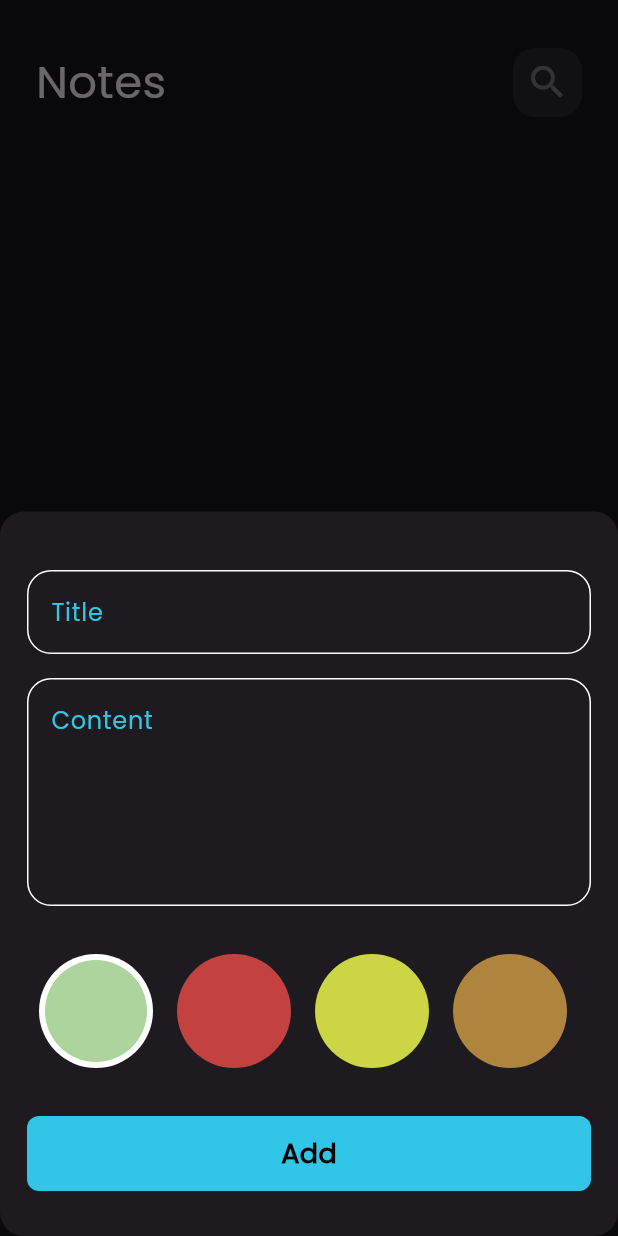
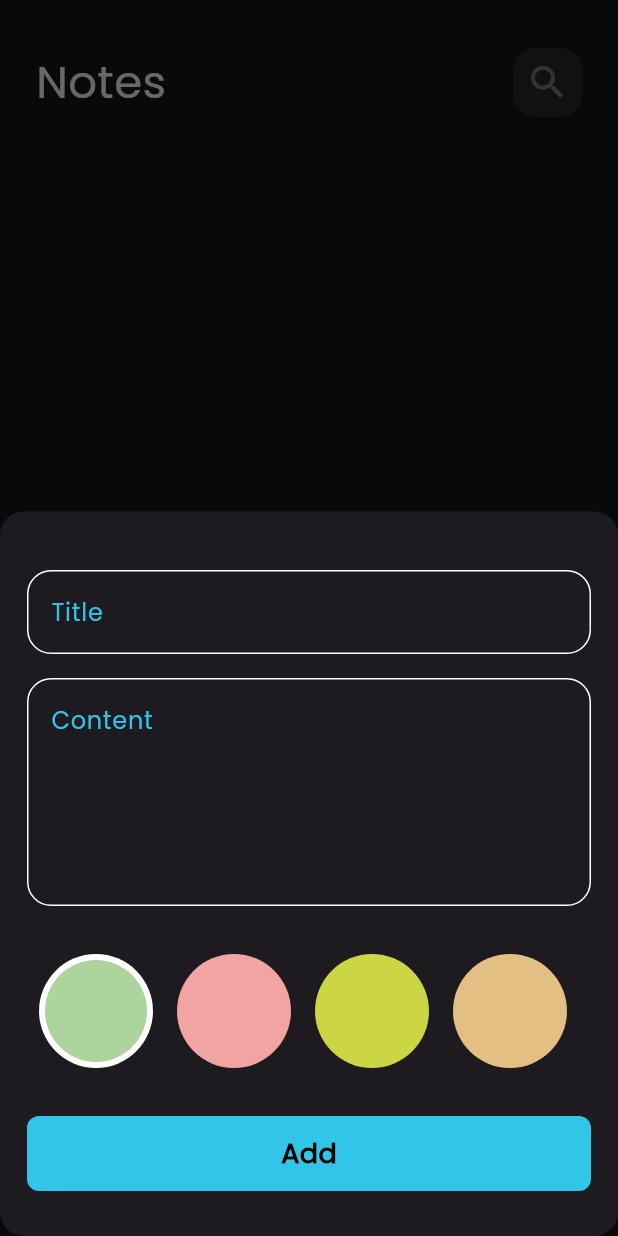
Before and after one commit to NadaAlaa299/notes_app, a Flutter app: the screen it shows after launch, after a tap on the "add" icon, on a phone screen of 412 x 824 dp. Run offline on Flutter 3.47's test engine with Material 3 defaults, Android fonts, the phone set to English and light mode, and no system bars; our stand-ins replace flutter_bloc, hive, hive_flutter; accounts and stored records are empty.

Commit message:
finish the app

```diff
--- a/lib/constants.dart
+++ b/lib/constants.dart
@@ -2,3 +2,11 @@ import 'package:flutter/material.dart';
 
 const kPrimaryColor = Color.fromARGB(255, 49, 198, 232);
 const kNotesBox = 'notes_box';
+
+List<Color> kColors = const [
+    Color(0xffacd49c),
+    Color.fromARGB(255, 241, 164, 162),
+    Color(0xffccd645),
+    Color.fromARGB(255, 227, 191, 132),
+    Color(0xff5BC0EB),
+  ];
--- a/lib/cubits/add_note_cubit/add_note_cubit.dart
+++ b/lib/cubits/add_note_cubit/add_note_cubit.dart
@@ -1,3 +1,4 @@
+import 'dart:ui';
 import 'package:flutter_bloc/flutter_bloc.dart';
 import 'package:hive_flutter/adapters.dart';
 import 'package:notes_app/constants.dart';
@@ -7,7 +8,9 @@ import 'package:notes_app/models/note_model.dart';
 class AddNoteCubit extends Cubit<AddNoteState> {
   AddNoteCubit() : super(AddNoteInitial());
 
-  addNote(NoteModel note)async {
+  Color color = const Color(0xffacd49c);
+  addNote(NoteModel note) async {
+    note.color = color.value;
     emit(AddNoteLoading());
     try {
       var noteBox = Hive.box<NoteModel>(kNotesBox);
--- a/lib/cubits/add_note_cubit/add_note_states.dart
+++ b/lib/cubits/add_note_cubit/add_note_states.dart
@@ -8,6 +8,5 @@ class AddNoteSuccess extends AddNoteState {}
 
 class AddNoteFailure extends AddNoteState {
   final String errMessage;
-
   AddNoteFailure(this.errMessage);
 }
--- a/lib/main.dart
+++ b/lib/main.dart
@@ -13,7 +13,7 @@ void main() async {
   Hive.registerAdapter(NoteModelAdapter());
   await Hive.openBox<NoteModel>(kNotesBox);
 
-  runApp(NotesApp());
+  runApp(const NotesApp());
 }
 
 class NotesApp extends StatelessWidget {
@@ -26,7 +26,7 @@ class NotesApp extends StatelessWidget {
       child: MaterialApp(
         debugShowCheckedModeBanner: false,
         theme: ThemeData(brightness: Brightness.dark, fontFamily: 'Poppins'),
-        home: NotesView(),
+        home: const NotesView(),
       ),
     );
   }
--- a/lib/views/notes_view.dart
+++ b/lib/views/notes_view.dart
@@ -18,12 +18,12 @@ class NotesView extends StatelessWidget {
                   borderRadius: BorderRadius.circular(16)),
               context: context,
               builder: (context) {
-                return AddNoteBottomSheet();
+                return const AddNoteBottomSheet();
               });
         },
-        child: Icon(Icons.add),
+        child: const Icon(Icons.add),
       ),
-      body: NotesViewBody(),
+      body: const NotesViewBody(),
     );
   }
 }
--- a/lib/widgets/add_note_bottom_sheet.dart
+++ b/lib/widgets/add_note_bottom_sheet.dart
@@ -6,7 +6,7 @@ import 'package:notes_app/cubits/notes_cubit/notes_cubit.dart';
 import 'package:notes_app/widgets/add_note_form.dart';
 
 class AddNoteBottomSheet extends StatelessWidget {
-  AddNoteBottomSheet({super.key});
+  const AddNoteBottomSheet({super.key});
 
   @override
   Widget build(BuildContext context) {
@@ -27,7 +27,7 @@ class AddNoteBottomSheet extends StatelessWidget {
               padding: EdgeInsets.only(left: 18 , right: 18,
               bottom: MediaQuery.of(context).viewInsets.bottom
               ),
-              child: SingleChildScrollView(child: AddNoteForm()),
+              child: const SingleChildScrollView(child: AddNoteForm()),
             ),
           );
         },
--- a/lib/widgets/add_note_form.dart
+++ b/lib/widgets/add_note_form.dart
@@ -27,7 +27,7 @@ class _AddNoteFormState extends State<AddNoteForm> {
       autovalidateMode: autovalidateMode,
       child: Column(
         children: [
-          SizedBox(
+          const SizedBox(
             height: 39,
           ),
           CustomTextField(
@@ -36,7 +36,7 @@ class _AddNoteFormState extends State<AddNoteForm> {
             },
             hint: 'Title',
           ),
-          SizedBox(
+          const SizedBox(
             height: 16,
           ),
           CustomTextField(
@@ -46,11 +46,11 @@ class _AddNoteFormState extends State<AddNoteForm> {
             hint: 'Content',
             maxLines: 5,
           ),
-          SizedBox(
+          const SizedBox(
             height: 32,
           ),
-          ColorsListView(),
-          SizedBox(
+          const ColorsListView(),
+          const SizedBox(
             height: 32,
           ),
           BlocBuilder<AddNoteCubit, AddNoteState>(
@@ -74,7 +74,7 @@ class _AddNoteFormState extends State<AddNoteForm> {
               );
             },
           ),
-          SizedBox(
+          const SizedBox(
             height: 30,
           ),
         ],
--- a/lib/widgets/colors_list_view.dart
+++ b/lib/widgets/colors_list_view.dart
@@ -1,4 +1,7 @@
 import 'package:flutter/material.dart';
+import 'package:flutter_bloc/flutter_bloc.dart';
+import 'package:notes_app/constants.dart';
+import 'package:notes_app/cubits/add_note_cubit/add_note_cubit.dart';
 
 class ColorItem extends StatelessWidget {
   const ColorItem({super.key, required this.isActive, required this.color});
@@ -33,31 +36,25 @@ class ColorsListView extends StatefulWidget {
 
 class _ColorsListViewState extends State<ColorsListView> {
   int currentIndex = 0;
-  List<Color> colors = [
-    Color(0xffacd49c),
-    Color(0xffC3423F),
-    Color(0xffccd645),
-    Color(0xffaf843e),
-    Color(0xff5BC0EB),
-  ];
   @override
   Widget build(BuildContext context) {
     return SizedBox(
       height: 38 * 2,
       child: ListView.builder(
           scrollDirection: Axis.horizontal,
-          itemCount: colors.length,
+          itemCount: kColors.length,
           itemBuilder: (context, index) {
             return Padding(
               padding: const EdgeInsets.symmetric(horizontal: 8),
               child: GestureDetector(
                 onTap: () {
                   currentIndex = index;
+                  BlocProvider.of<AddNoteCubit>(context).color = kColors[index];
                   setState(() {});
                 },
                 child: ColorItem(
                   isActive: currentIndex == index,
-                  color: colors[index],
+                  color: kColors[index],
                 ),
               ),
             );
--- a/lib/widgets/custom_appbar.dart
+++ b/lib/widgets/custom_appbar.dart
@@ -14,9 +14,9 @@ class CustomAppBar extends StatelessWidget {
       children: [
         Text(
           title,
-          style: TextStyle(fontSize: 30),
+          style: const TextStyle(fontSize: 30),
         ),
-        Spacer(
+        const Spacer(
           flex: 1,
         ),
         CustomIcon(
--- a/lib/widgets/custom_buttom.dart
+++ b/lib/widgets/custom_buttom.dart
@@ -18,11 +18,11 @@ class CustomButtom extends StatelessWidget {
             color: kPrimaryColor, borderRadius: BorderRadius.circular(8)),
         child: Center(
           child: isLoading
-              ? SizedBox(
+              ? const SizedBox(
                   height: 24,
                   width: 24,
                   child: CircularProgressIndicator(color: Colors.black))
-              : Text(
+              : const Text(
                   'Add',
                   style: TextStyle(
                       color: Colors.black,
--- a/lib/widgets/custom_text_field.dart
+++ b/lib/widgets/custom_text_field.dart
@@ -24,7 +24,7 @@ class CustomTextField extends StatelessWidget {
       maxLines: maxLines,
       decoration: InputDecoration(
         hintText: hint,
-        hintStyle: TextStyle(color: kPrimaryColor),
+        hintStyle: const TextStyle(color: kPrimaryColor),
         border: buildBorder(),
         enabledBorder: buildBorder(),
         focusedBorder: buildBorder(kPrimaryColor),
@@ -36,6 +36,6 @@ class CustomTextField extends StatelessWidget {
 OutlineInputBorder buildBorder([color]) {
   return OutlineInputBorder(
     borderRadius: BorderRadius.circular(16),
-    borderSide: BorderSide(color: Colors.white),
+    borderSide: const BorderSide(color: Colors.white),
   );
 }
--- a/lib/widgets/notes_list_view.dart
+++ b/lib/widgets/notes_list_view.dart
@@ -16,13 +16,13 @@ class NotesListView extends StatelessWidget {
             BlocProvider.of<NotesCubit>(context).notes!;
         //print('notes lengh = ${notes.length}');
         return Padding(
-          padding: EdgeInsets.symmetric(vertical: 16),
+          padding: const EdgeInsets.symmetric(vertical: 16),
           child: ListView.builder(
               padding: EdgeInsets.zero,
               itemCount: notes.length,
               itemBuilder: (context, index) {
                 return Padding(
-                  padding: EdgeInsets.symmetric(vertical: 6),
+                  padding: const EdgeInsets.symmetric(vertical: 6),
                   child: NoteItem(
                     note: notes[index],
                   ),
--- a/lib/widgets/notes_view_body.dart
+++ b/lib/widgets/notes_view_body.dart
@@ -12,6 +12,7 @@ class NotesViewBody extends StatefulWidget {
 }
 
 class _NotesViewBodyState extends State<NotesViewBody> {
+  @override
   void initState() {
     BlocProvider.of<NotesCubit>(context).fetchAllNotes();
     super.initState();
@@ -19,8 +20,8 @@ class _NotesViewBodyState extends State<NotesViewBody> {
 
   @override
   Widget build(BuildContext context) {
-    return Padding(
-      padding: const EdgeInsets.symmetric(horizontal: 24),
+    return const Padding(
+      padding: EdgeInsets.symmetric(horizontal: 24),
       child: Column(
         children: [
           SizedBox(
```
Also changed, not shown: lib/widgets/custom_note_item.dart (+7 -7 lines), lib/widgets/edit_note_colors_list_view.dart (added, +49 -0 lines), lib/widgets/edit_note_view_body.dart (+10 -4 lines).
